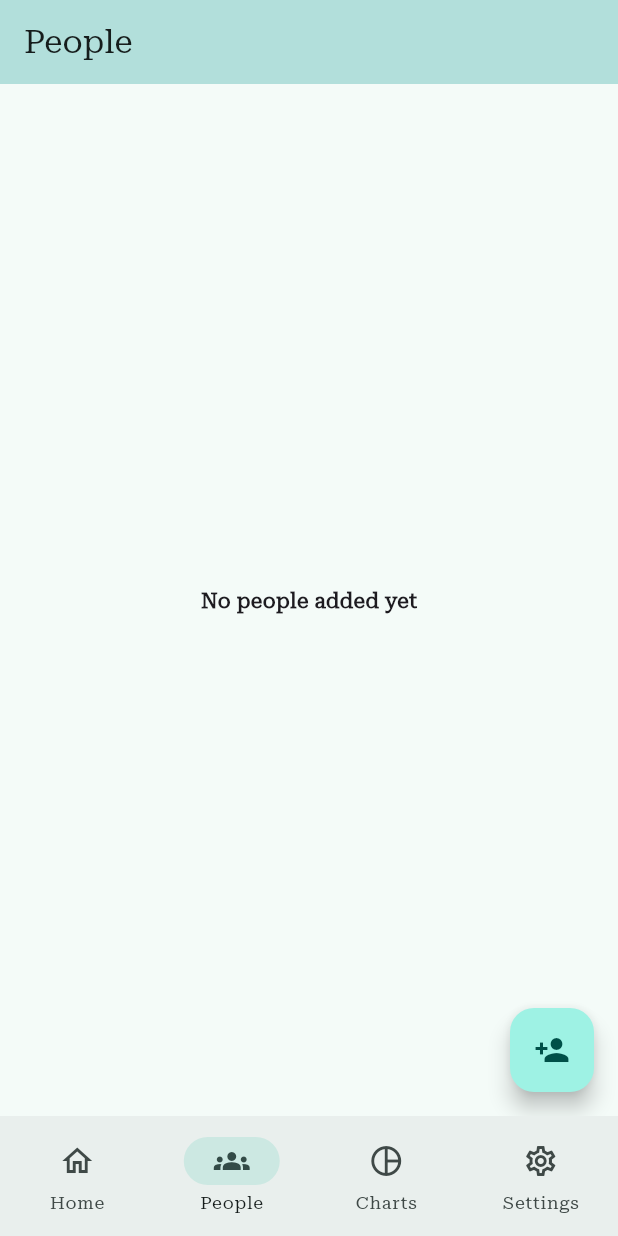
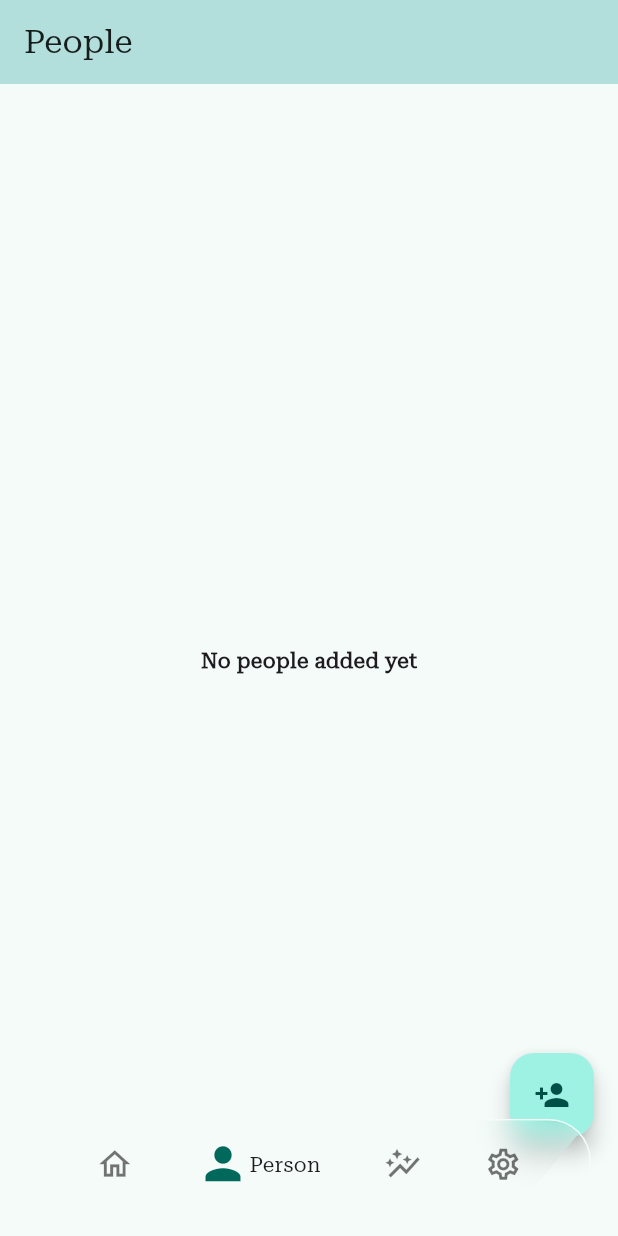
Before and after one commit to NileshSuthar6814/Aspend, a Flutter app: the RootNavigation screen opened directly, swiped to page 2, on a phone screen of 412 x 824 dp. Run offline on Flutter 3.47's test engine with Material 3 defaults, Android fonts, the phone set to English and light mode, and no system bars; drawn by our look-alikes of dynamic_color, zoom_tap_animation; our stand-ins replace file_picker, fl_chart, flex_color_scheme, fluttertoast, google_fonts, hive and 4 more; missing offline and left inert: flutter_displaymode, home_widget; accounts and stored records are empty; statements that could not run were skipped.

Commit message:
stability improvments

```diff
--- a/lib/main.dart
+++ b/lib/main.dart
@@ -1,7 +1,10 @@
+import 'dart:ui';
+
 import 'package:aspends_tracker/screens/people_page.dart';
 import 'package:aspends_tracker/providers/person_provider.dart';
 import 'package:aspends_tracker/providers/person_transaction_provider.dart';
 import 'package:flutter/material.dart';
+import 'package:flex_color_scheme/flex_color_scheme.dart';
 import 'package:flutter/services.dart';
 import 'package:flutter_displaymode/flutter_displaymode.dart';
 import 'package:google_fonts/google_fonts.dart';
@@ -9,6 +12,7 @@ import 'package:hive_flutter/hive_flutter.dart';
 import 'package:home_widget/home_widget.dart';
 import 'package:provider/provider.dart';
 import 'package:dynamic_color/dynamic_color.dart'; // Add this import
+import 'package:stylish_bottom_bar/stylish_bottom_bar.dart';
 import 'models/person.dart';
 import 'models/person_transaction.dart';
 import 'models/theme.dart';
@@ -18,6 +22,7 @@ import 'screens/chart_page.dart';
 import 'models/transaction.dart';
 import 'providers/transaction_provider.dart';
 import 'providers/theme_provider.dart';
+import 'package:zoom_tap_animation/zoom_tap_animation.dart';
 
 void main() async {
   WidgetsFlutterBinding.ensureInitialized();
@@ -156,7 +161,6 @@ class _SplashScreenState extends State<SplashScreen>
     super.dispose();
   }
 }
-
 class RootNavigation extends StatefulWidget {
   const RootNavigation({super.key});
 
@@ -195,52 +199,196 @@ class _RootNavigationState extends State<RootNavigation> {
   }
 
   void _onItemTapped(int index) {
-    HapticFeedback.lightImpact();
+    setState(() {
+      _selectedIndex = index;
+    });
+    // HapticFeedback.lightImpact();
     _pageController.animateToPage(
       index,
-      duration: const Duration(milliseconds: 300),
+      duration: const Duration(milliseconds: 200),
       curve: Curves.easeInOut,
     );
+       // Use jumpToPage for instant switch
   }
+
 
   @override
   Widget build(BuildContext context) {
+    ThemeData theme = Theme.of(context);
+    final isDark = context.watch<AppThemeProvider>().isDarkMode;
     return Scaffold(
-      body: PageView(
-        controller: _pageController,
-        children: _screens,
-        onPageChanged: _onPageChanged,
-        physics:  CarouselScrollPhysics(),
-      ),
-      bottomNavigationBar: NavigationBar(
-        selectedIndex: _selectedIndex,
-        onDestinationSelected: _onItemTapped,
-        destinations: const [
-          NavigationDestination(
-            icon: Icon(Icons.home_outlined),
-            selectedIcon: Icon(Icons.home),
-            label: 'Home',
+      body:Stack(
+        fit: StackFit.loose,
+        children: [
+          PageView(
+            controller: _pageController,
+            children: _screens,
+            onPageChanged: _onPageChanged,
+            physics: const BouncingScrollPhysics(), // disable swipe if desired
           ),
-          NavigationDestination(
-            icon: Icon(Icons.groups_outlined),
-            selectedIcon: Icon(Icons.groups),
-            label: 'People',
+          Positioned(
+            bottom: 18,
+            left: 18,
+            right: 18,
+            height: 60,
+            child: Container(
+              decoration: BoxDecoration(
+                border:
+                Border.all(width: 1, color: theme.scaffoldBackgroundColor),
+                borderRadius: const BorderRadius.only(
+                    topRight: Radius.circular(35),
+                    topLeft: Radius.circular(35),
+                    bottomLeft: Radius.circular(40),
+                    bottomRight: Radius.circular(40)),
+               //color: isDark?Colors.black.withOpacity(1):Colors.white.withOpacity(1),
+              ),
+              child: ClipRRect(
+
+                borderRadius: const BorderRadius.only(
+                    topRight: Radius.circular(35),
+                    topLeft: Radius.circular(35),
+                    bottomLeft: Radius.circular(40),
+                    bottomRight: Radius.circular(40)),
+                child: ClipPath(
+                  clipper: MyCustomClipper(),
+                  child: BackdropFilter(
+                    filter: ImageFilter.blur(sigmaY: 8, sigmaX: 8),
+                    child: Container(),
+                  ),
+                ),
+              ),
+            ),
           ),
-          NavigationDestination(
-            icon: Icon(Icons.pie_chart_outline),
-            selectedIcon: Icon(Icons.pie_chart),
-            label: 'Charts',
+
+          /// Bottom Navigation bar items
+          Positioned(
+            bottom: 18,
+            left: 22,
+            right: 22,
+            height: 60,
+            child: Row(
+              mainAxisAlignment: MainAxisAlignment.spaceEvenly,
+              crossAxisAlignment: CrossAxisAlignment.stretch,
+              mainAxisSize: MainAxisSize.max,
+              children: [
+                _buildBNBItem(Icons.home_outlined, 0,"Home"),
+                _buildBNBItem(Icons.person, 1,"Person"),
+                _buildBNBItem(Icons.auto_graph, 2,"Chart"),
+                _buildBNBItem(Icons.settings_outlined, 3,"Setting"),
+              ],
+            ),
           ),
-          NavigationDestination(
-            icon: Icon(Icons.settings_outlined),
-            selectedIcon: Icon(Icons.settings),
-            label: 'Settings',
+        ],
+      )
+    );
+  }
+  Widget _buildBNBItem(IconData icon, index,label) {
+    return ZoomTapAnimation(
+
+      onTap: () {
+        setState(() {
+          _onItemTapped(index);
+        });
+      },
+      child: Row(
+        children: [
+          Icon(
+            icon,
+            color: _selectedIndex == index ? Colors.teal.shade800 : Colors.black54,
+            size: _selectedIndex == index?35:25,
+
           ),
+          Text(_selectedIndex == index?label:"")
         ],
       ),
     );
   }
 }
+
+// class RootNavigation extends StatefulWidget {
+//   const RootNavigation({super.key});
+//
+//   @override
+//   State<RootNavigation> createState() => _RootNavigationState();
+// }
+//
+// class _RootNavigationState extends State<RootNavigation> {
+//   int _selectedIndex = 0;
+//   late PageController _pageController;
+//
+//   final List<Widget> _screens = [
+//     HomePage(),
+//     PeopleTab(),
+//     ChartPage(),
+//     SettingsPage(),
+//   ];
+//
+//   @override
+//   void initState() {
+//     super.initState();
+//     _pageController = PageController(initialPage: _selectedIndex);
+//   }
+//
+//   @override
+//   void dispose() {
+//     _pageController.dispose();
+//     super.dispose();
+//   }
+//
+//   void _onPageChanged(int index) {
+//     setState(() {
+//       _selectedIndex = index;
+//     });
+//     HapticFeedback.selectionClick();
+//   }
+//
+//   void _onItemTapped(int index) {
+//     HapticFeedback.lightImpact();
+//     _pageController.animateToPage(
+//       index,
+//       duration: const Duration(milliseconds: 300),
+//       curve: Curves.easeInOut,
+//     );
+//   }
+//
+//   @override
+//   Widget build(BuildContext context) {
+//     return Scaffold(
+//       body: PageView(
+//         controller: _pageController,
+//         children: _screens,
+//         onPageChanged: _onPageChanged,
+//         physics:  CarouselScrollPhysics(),
+//       ),
+//       bottomNavigationBar: NavigationBar(
+//         selectedIndex: _selectedIndex,
+//         onDestinationSelected: _onItemTapped,
+//         destinations: const [
+//           NavigationDestination(
+//             icon: Icon(Icons.home_outlined),
+//             selectedIcon: Icon(Icons.home),
+//             label: 'Home',
+//           ),
+//           NavigationDestination(
+//             icon: Icon(Icons.groups_outlined),
+//             selectedIcon: Icon(Icons.groups),
+//             label: 'People',
+//           ),
+//           NavigationDestination(
+//             icon: Icon(Icons.pie_chart_outline),
+//             selectedIcon: Icon(Icons.pie_chart),
+//             label: 'Charts',
+//           ),
+//           NavigationDestination(
+//             icon: Icon(Icons.settings_outlined),
+//             selectedIcon: Icon(Icons.settings),
+//             label: 'Settings',
+//           ),
+//         ],
+//       ),
+//     );
+//   }
+// }
 // class RootNavigation extends StatefulWidget {
 //   const RootNavigation({super.key});
 //
@@ -303,3 +451,46 @@ class _RootNavigationState extends State<RootNavigation> {
 //     );
 //   }
 // }
+// import 'dart:ui';
+// import 'package:google_fonts/google_fonts.dart';
+// import 'package:flutter/material.dart';
+// import 'package:flex_color_scheme/flex_color_scheme.dart';
+
+//
+// Created by CodeWithFlexZ
+// Tutorials on my YouTube
+//
+//! Instagram
+//! @CodeWithFlexZ
+//
+//? GitHub
+//? AmirBayat0
+//
+//* YouTube
+//* Programming with FlexZ
+//
+
+          /// Custom Bottom Navigation Bar
+
+
+
+class MyCustomClipper extends CustomClipper<Path> {
+  @override
+  Path getClip(Size size) {
+    // TODO: implement getClip
+    Path path = Path();
+    path.moveTo(0, 0);
+    path.lineTo(size.width, 0);
+    path.lineTo(64, size.width);
+    //path.lineTo(64, size.height);
+    path.lineTo(0, 0);
+    path.close();
+    return path;
+  }
+
+  @override
+  bool shouldReclip(covariant CustomClipper<Path> oldClipper) {
+    // TODO: implement shouldReclip
+    return true;
+  }
+}
--- a/lib/screens/home_page.dart
+++ b/lib/screens/home_page.dart
@@ -77,7 +77,10 @@ class _HomePageState extends State<HomePage> {
             HapticFeedback.lightImpact();
           },
           heroTag: null,
-        )
+        ),
+            SizedBox(
+              height: 50,
+            )
       ]),
     );
   }
--- a/lib/screens/people_page.dart
+++ b/lib/screens/people_page.dart
@@ -134,12 +134,20 @@ class _PeopleTabState extends State<PeopleTab> {
         },
       ),
       floatingActionButton: _showFab
-          ? FloatingActionButton(
-        onPressed: () {
-          _showAddPersonDialog(context);
-          HapticFeedback.lightImpact();
-        },
-        child: const Icon(Icons.person_add),
+          ?Column(
+            mainAxisAlignment:MainAxisAlignment.end,
+        children: [
+          FloatingActionButton(
+            onPressed: () {
+              _showAddPersonDialog(context);
+              HapticFeedback.lightImpact();
+            },
+            child: const Icon(Icons.person_add),
+          ),
+          SizedBox(
+            height: 50,
+          )
+        ],
       )
           : null,
     );
--- a/lib/theme/app_theme.dart
+++ b/lib/theme/app_theme.dart
@@ -4,6 +4,7 @@ class AppTheme {
   static final ThemeData lightTheme = ThemeData(
     colorScheme: ColorScheme.fromSeed(seedColor: Colors.greenAccent),
     scaffoldBackgroundColor: Colors.grey[100],
+
     appBarTheme: const AppBarTheme(
       backgroundColor: Colors.white,
       foregroundColor: Colors.black,
```
Also changed, not shown: pubspec.yaml (+7 -3 lines), pubspec.lock, 6 other files.
